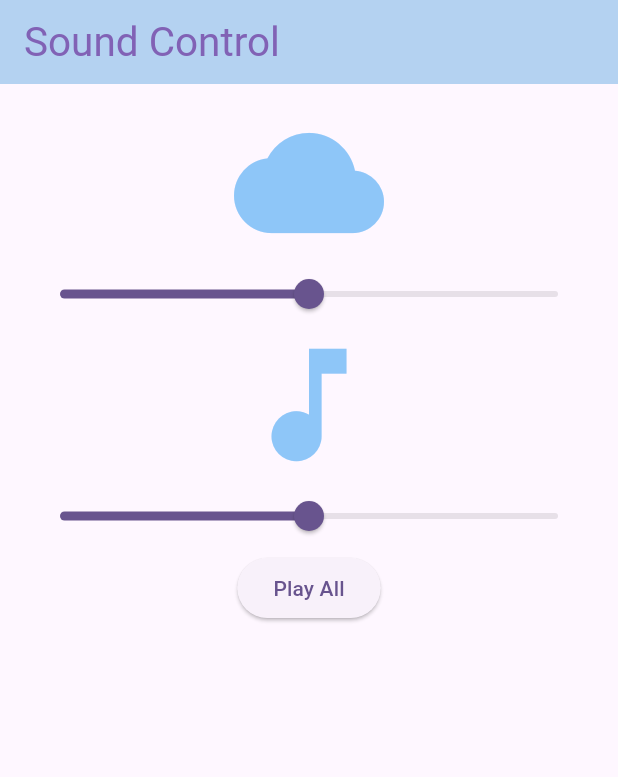
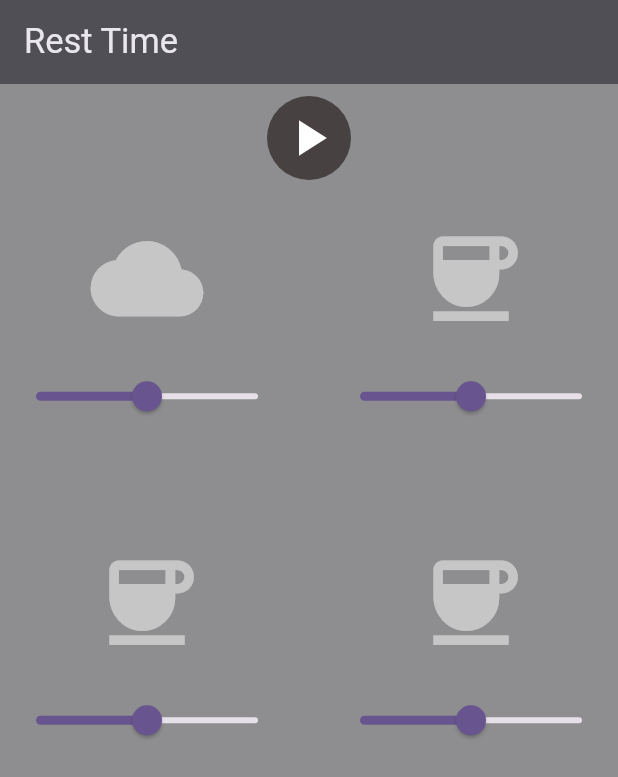
Before and after one commit to ahmetbekir22/focus-app-flutter, a Flutter app: the screen it shows after launch, on a phone screen of 412 x 824 dp. Shown: the top 777 px of the screen. Run offline on Flutter 3.47's test engine with Material 3 defaults, Android fonts, the phone set to English and light mode, and no system bars; our stand-ins replace audioplayers, get.

Commit message:
custom widget is implemented

```diff
--- a/focus_app/lib/components/custom_audio_widget.dart
+++ b/focus_app/lib/components/custom_audio_widget.dart
@@ -17,6 +17,9 @@ class CustomAudioWidget extends StatelessWidget {
 
   @override
   Widget build(BuildContext context) {
+    var width = MediaQuery.of(context).size.width;
+    var height = MediaQuery.of(context).size.height;
+
     return Column(
       children: [
         GestureDetector(
@@ -27,29 +30,34 @@ class CustomAudioWidget extends StatelessWidget {
               duration: const Duration(milliseconds: 300),
               child: Icon(
                 icon,
-                size: 100,
-                color: Colors.blue,
+                size: 75,
+                color: Colors.white,
               ),
             ),
           ),
         ),
         Obx(
-          () => Slider(
-            value: volume.value,
-            onChanged: setVolume,
-            min: 0.0,
-            max: 1.0,
+          () => SizedBox(
+            width: width * 0.5,
+            height: height * 0.1,
+            child: Slider(
+              value: volume.value,
+              onChanged: setVolume,
+              min: 0.0,
+              max: 1.0,
+            ),
           ),
         ),
       ],
     );
   }
 
-  void playPauseAudio() {
+  void playPauseAudio() async {
     if (isPlaying.value) {
-      audioPlayer.pause();
+      await audioPlayer.pause();
     } else {
-      audioPlayer.play(AssetSource(audioPath));
+      await audioPlayer.setSourceAsset(audioPath);
+      await audioPlayer.resume();
     }
     isPlaying.toggle();
   }
--- a/focus_app/lib/main.dart
+++ b/focus_app/lib/main.dart
@@ -19,7 +19,7 @@ class MyApp extends StatelessWidget {
         colorScheme: ColorScheme.fromSeed(seedColor: Colors.deepPurple),
         useMaterial3: true,
       ),
-      home: HomePage(),
+      home: const HomePage(),
     );
   }
 }
--- a/focus_app/lib/pages/home_page.dart
+++ b/focus_app/lib/pages/home_page.dart
@@ -5,32 +5,71 @@ import '../controller/audio_contoller.dart';
 import 'package:audioplayers/audioplayers.dart';
 
 class HomePage extends StatelessWidget {
+  const HomePage({super.key});
+
   @override
   Widget build(BuildContext context) {
     final audioController = Get.put(AudioController());
 
     final rainAudioPlayer = AudioPlayer();
     audioController.registerAudioPlayer(rainAudioPlayer);
-
+    rainAudioPlayer.setSourceAsset('sounds/rain_voice.mp3');
     final musicAudioPlayer = AudioPlayer();
     audioController.registerAudioPlayer(musicAudioPlayer);
+    musicAudioPlayer.setSourceAsset('sounds/cafe_sound.mp3');
 
     return Scaffold(
       appBar: AppBar(
         elevation: 4,
-        backgroundColor: Colors.blue.shade100,
+        backgroundColor: const Color.fromARGB(255, 79, 79, 80),
         title: const Text(
-          'Sound Control',
+          'Rest Time ',
           style: TextStyle(
-            color: Color.fromARGB(255, 129, 98, 181),
-            fontSize: 27,
+            color: Color.fromARGB(255, 233, 231, 236),
+            fontSize: 23,
             fontWeight: FontWeight.w400,
           ),
         ),
       ),
-      body: Padding(
-        padding: const EdgeInsets.all(16.0),
+      body: Container(
+        color: const Color.fromARGB(255, 142, 142, 144),
         child: Column(
+          children: [
+            Center(
+              child: Obx(
+                () => Padding(
+                  padding: const EdgeInsets.all(8.0),
+                  child: IconButton(
+                    onPressed: () {
+                      if (audioController.isPlaying.value) {
+                        audioController.pauseAll();
+                      } else {
+                        audioController.playAll();
+                      }
+                    },
+                    style: ButtonStyle(
+                      shape: WidgetStateProperty.all(const CircleBorder()),
+                      backgroundColor: WidgetStateProperty.all(
+                          const Color.fromARGB(255, 71, 65, 65)),
+                    ),
+                    icon: Icon(
+                      size: 40,
+                      audioController.isPlaying.value
+                          ? Icons.pause
+                          : Icons.play_arrow,
+                      color: Colors.white,
+                    ),
+                  ),
+                ),
+              ),
+            ),
+            const SizedBox(height: 20),
+            Expanded(
+              child: GridView.count(
+                crossAxisCount: 2,
+                mainAxisSpacing: 20,
+                crossAxisSpacing: 20,
+                padding: EdgeInsets.zero,
                 children: [
                   CustomAudioWidget(
                     icon: Icons.cloud,
@@ -38,22 +77,21 @@ class HomePage extends StatelessWidget {
                     audioPlayer: rainAudioPlayer,
                   ),
                   CustomAudioWidget(
-              icon: Icons.music_note,
+                    icon: Icons.coffee,
                     audioPath: 'sounds/cafe_sound.mp3',
                     audioPlayer: musicAudioPlayer,
                   ),
-            // Diğer sesler için CustomAudioWidget ekleyin.
-            Obx(
-              () => ElevatedButton(
-                onPressed: () {
-                  if (audioController.isPlaying.value) {
-                    audioController.pauseAll();
-                  } else {
-                    audioController.playAll();
-                  }
-                },
-                child: Text(
-                    audioController.isPlaying.value ? 'Pause All' : 'Play All'),
+                  CustomAudioWidget(
+                    icon: Icons.coffee,
+                    audioPath: 'sounds/cafe_sound.mp3',
+                    audioPlayer: musicAudioPlayer,
+                  ),
+                  CustomAudioWidget(
+                    icon: Icons.coffee,
+                    audioPath: 'sounds/cafe_sound.mp3',
+                    audioPlayer: musicAudioPlayer,
+                  ),
+                ],
               ),
             ),
           ],
```
Lines whose indentation alone changed are shown as unchanged.
